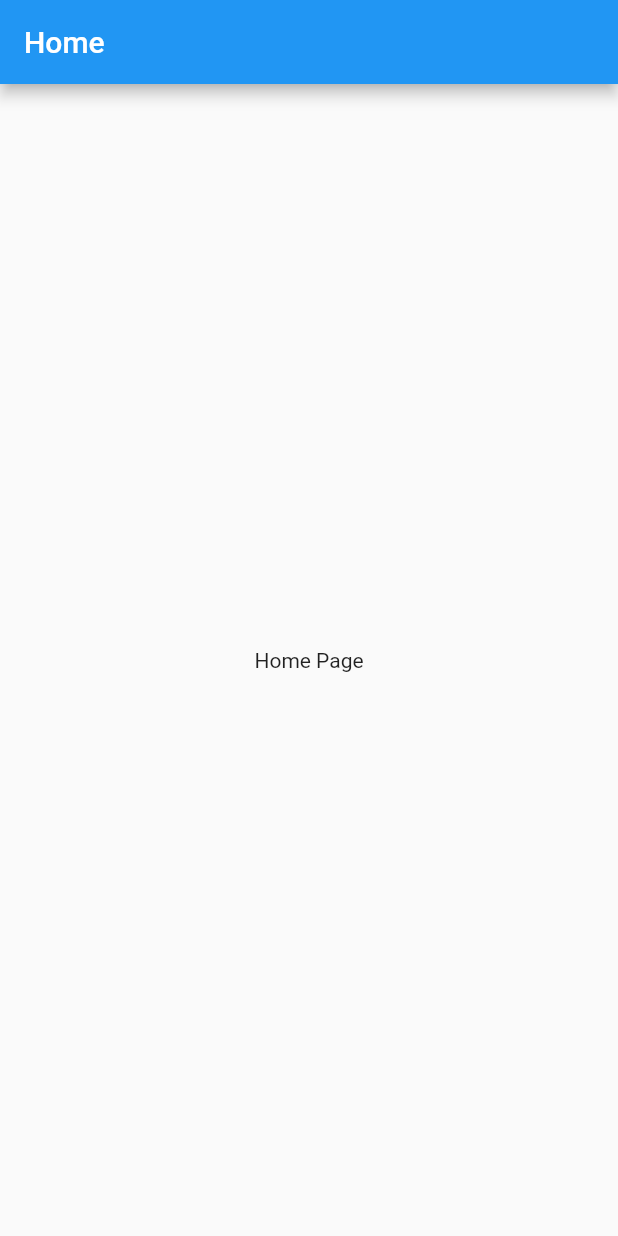
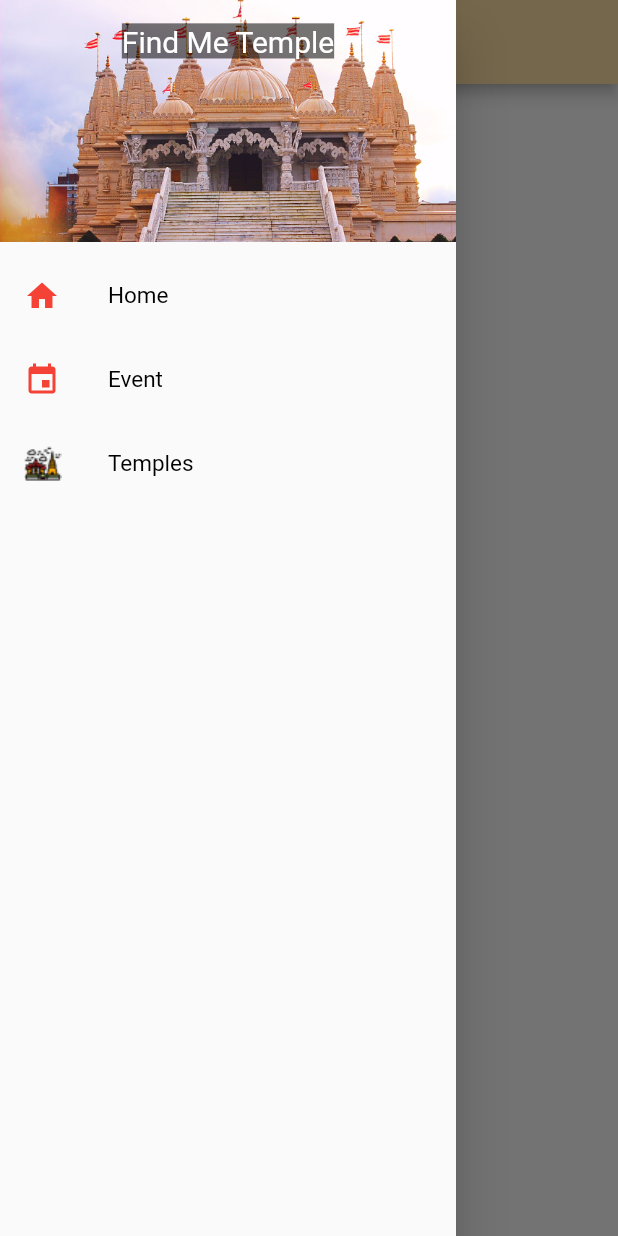
Before and after one commit to nibukdk/find-me-temple, a Flutter app: the screen it shows after launch, with the side drawer open (before the commit the screen has no drawer), on a phone screen of 412 x 824 dp. Run offline on Flutter 3.47's test engine with Material 2 defaults, Android fonts, the phone set to English and light mode, and no system bars; our stand-ins replace firebase_core, go_router; accounts and stored records are empty; generated files the repository leaves out were written again.

Commit message:
Added Drawer, few icons

```diff
--- /dev/null
+++ b/lib/drawer/drawer.dart
@@ -0,0 +1,65 @@
+import 'package:flutter/material.dart';
+import 'package:go_router/go_router.dart';
+
+class CustomDrawer extends StatefulWidget {
+  const CustomDrawer({Key? key}) : super(key: key);
+
+  @override
+  _CustomDrawerState createState() => _CustomDrawerState();
+}
+
+class _CustomDrawerState extends State<CustomDrawer> {
+  @override
+  Widget build(BuildContext context) {
+    return Drawer(
+      child: ListView(
+        padding: EdgeInsets.zero,
+        children: [
+          DrawerHeader(
+              decoration: const BoxDecoration(
+                image: DecorationImage(
+                  image: AssetImage(
+                    "assets/images/image_2.jpg",
+                  ),
+                  fit: BoxFit.cover,
+                ),
+              ),
+              child: Text(
+                "Find Me Temple",
+                style: Theme.of(context).textTheme.headline2!.copyWith(
+                    color: Colors.white, backgroundColor: Colors.black54),
+                textAlign: TextAlign.center,
+              )),
+          ListTile(
+            leading: Icon(
+              Icons.home,
+              color: Colors.red,
+            ),
+            title: Text(
+              'Home',
+            ),
+            onTap: () => GoRouter.of(context).go('/'),
+          ),
+          ListTile(
+            leading: Icon(
+              Icons.event,
+              color: Colors.red,
+            ),
+            title: Text(
+              'Event',
+            ),
+            onTap: () => GoRouter.of(context).goNamed('eventsListScreen'),
+          ),
+          ListTile(
+            leading: Image.asset(
+              "assets/icons/temple_small_25x25.png",
+              fit: BoxFit.cover,
+            ),
+            title: const Text('Temples'),
+            onTap: () => GoRouter.of(context).goNamed('templeListScreen'),
+          ),
+        ],
+      ),
+    );
+  }
+}
--- a/lib/main.dart
+++ b/lib/main.dart
@@ -32,6 +32,7 @@
       child: MaterialApp.router(
         routeInformationParser: _router.routeInformationParser,
         routerDelegate: _router.routerDelegate,
+        theme: findTemepleTheme,
       ),
     );
   }
@@ -43,10 +44,12 @@
     ),
     GoRoute(
       path: "/events-list",
+      name: 'eventsListScreen',
       builder: (ctx, state) => const EventsListScreen(),
     ),
     GoRoute(
       path: "/temple-list",
+      name: 'templeListScreen',
       builder: (ctx, state) => const TempleListScreen(),
     ),
   ]);
--- a/lib/screens/events_list_screen.dart
+++ b/lib/screens/events_list_screen.dart
@@ -1,3 +1,4 @@
+import 'package:church/drawer/drawer.dart';
 import 'package:church/provider/events_provider.dart';
 import 'package:church/widgets/event_item_widget.dart';
 import 'package:flutter/material.dart';
@@ -12,6 +13,7 @@
 
     return Scaffold(
       appBar: AppBar(title: const Text("Events Screen")),
+      drawer: CustomDrawer(),
       body: Padding(
         padding: const EdgeInsets.all(16.0),
         child: SizedBox(
--- a/lib/screens/home_screen.dart
+++ b/lib/screens/home_screen.dart
@@ -1,3 +1,4 @@
+import 'package:church/drawer/drawer.dart';
 import 'package:church/screens/events_list_screen.dart';
 import 'package:church/screens/temple_list_screen.dart';
 import 'package:flutter/material.dart';
@@ -14,6 +15,7 @@
   Widget build(BuildContext context) {
     return Scaffold(
       appBar: AppBar(title: const Text("Home")),
+      drawer: CustomDrawer(),
       // body: TempleListScreen(),
       body: Center(child: Text("Home Page")),
     );
--- a/lib/screens/temple_list_screen.dart
+++ b/lib/screens/temple_list_screen.dart
@@ -1,3 +1,4 @@
+import 'package:church/drawer/drawer.dart';
 import 'package:church/provider/temple_provider.dart';
 import 'package:church/widgets/temple_item_widget.dart';
 import 'package:flutter/material.dart';
@@ -10,6 +11,8 @@
   Widget build(BuildContext context) {
     var templeList = Provider.of<TempleProvider>(context).getTemples;
     return Scaffold(
+      appBar: AppBar(title: const Text("Events Screen")),
+      drawer: CustomDrawer(),
       body: SizedBox(
         width: 400,
         height: 200,
```
Also changed, not shown: pubspec.yaml (+11 -0 lines), assets/icons/temple.png (added), assets/icons/temple_small_10x10.png (added), assets/icons/temple_small_25x25.png (added), assets/icons/temple_small_4x4.png (added), assets/icons/temple_small_50x50.png (added), pubspec.lock.
